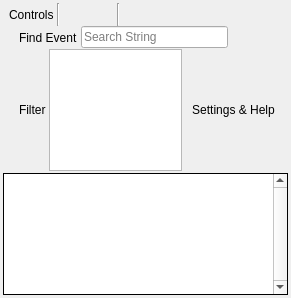
The window that qrenderdoc/Windows/EventBrowser.ui (baldurk/renderdoc) describes before a commit, drawn with Qt 5.
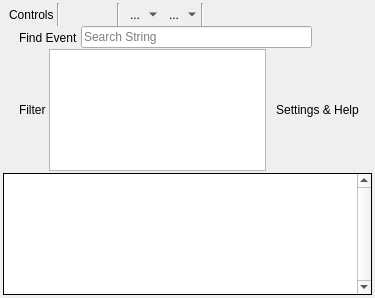
The same window after the commit. Icons and pictures are not drawn. Custom widgets are drawn as their Qt base class.

Commit message: Added history buttons for EventBrowser.

The edit to the form file:
```diff
--- a/qrenderdoc/Windows/EventBrowser.ui
+++ b/qrenderdoc/Windows/EventBrowser.ui
@@ -6,7 +6,7 @@
    <rect>
     <x>0</x>
     <y>0</y>
-    <width>281</width>
+    <width>368</width>
     <height>298</height>
    </rect>
   </property>
@@ -98,6 +98,59 @@
        </property>
       </widget>
      </item>
+     <item>
+      <widget class="QToolButton" name="historyPrev">
+       <property name="toolTip">
+        <string>Go to Previous visited event</string>
+       </property>
+       <property name="text">
+        <string>...</string>
+       </property>
+       <property name="icon">
+        <iconset resource="../Resources/resources.qrc">
+         <normaloff>:/button_navigation_back.png</normaloff>:/button_navigation_back.png</iconset>
+       </property>
+       <property name="popupMode">
+        <enum>QToolButton::MenuButtonPopup</enum>
+       </property>
+       <property name="autoRaise">
+        <bool>true</bool>
+       </property>
+       <property name="arrowType">
+        <enum>Qt::NoArrow</enum>
+       </property>
+      </widget>
+     </item>
+     <item>
+      <widget class="QToolButton" name="historyNext">
+       <property name="toolTip">
+        <string>Go to Next visited event</string>
+       </property>
+       <property name="text">
+        <string>...</string>
+       </property>
+       <property name="icon">
+        <iconset resource="../Resources/resources.qrc">
+         <normaloff>:/button_navigation.png</normaloff>:/button_navigation.png</iconset>
+       </property>
+       <property name="popupMode">
+        <enum>QToolButton::MenuButtonPopup</enum>
+       </property>
+       <property name="autoRaise">
+        <bool>true</bool>
+       </property>
+       <property name="arrowType">
+        <enum>Qt::NoArrow</enum>
+       </property>
+      </widget>
+     </item>
+     <item>
+      <widget class="Line" name="line_3">
+       <property name="orientation">
+        <enum>Qt::Vertical</enum>
+       </property>
+      </widget>
+     </item>
      <item>
       <widget class="QToolButton" name="find">
        <property name="toolTip">
```
The commit also changes 8 other files.
